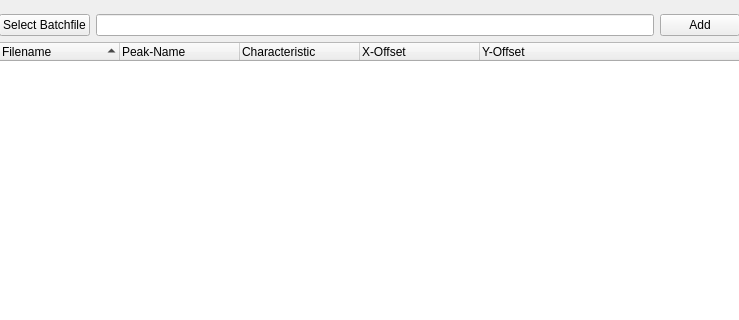
Qt form ui/multi_batch.ui (knipe1/oes-spa) before a commit; both pictures show x 0 to 739 and y 0 to 320 of the 739 by 707 pixel window.
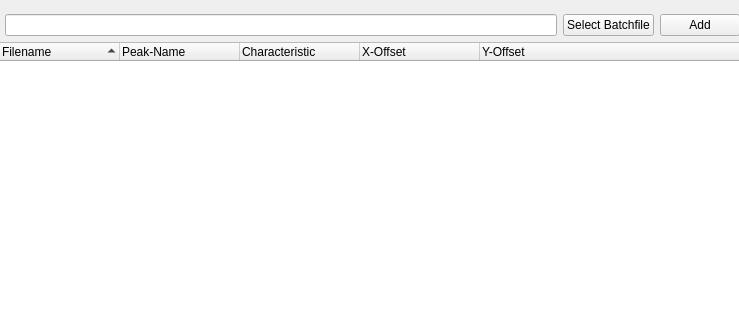
The same form after that commit. Custom widgets are drawn as their Qt base class.

Patch:
```diff
--- a/ui/multi_batch.ui
+++ b/ui/multi_batch.ui
@@ -23,7 +23,7 @@
     </rect>
    </property>
    <layout class="QGridLayout" name="gridLayout">
-    <item row="2" column="0" colspan="3">
+    <item row="2" column="0" colspan="4">
      <widget class="MatplotlibWidget" name="mplBatch" native="true">
       <property name="sizePolicy">
        <sizepolicy hsizetype="Expanding" vsizetype="Expanding">
@@ -48,21 +48,14 @@
     <item row="0" column="1">
      <widget class="QLineEdit" name="foutBatchfile"/>
     </item>
-    <item row="0" column="2">
+    <item row="0" column="3">
      <widget class="QPushButton" name="btnAddBatchfile">
       <property name="text">
        <string>Add</string>
       </property>
      </widget>
     </item>
-    <item row="0" column="0">
-     <widget class="QPushButton" name="btnSelectBatchfile">
-      <property name="text">
-       <string>Select Batchfile</string>
-      </property>
-     </widget>
-    </item>
-    <item row="1" column="0" colspan="3">
+    <item row="1" column="0" colspan="4">
      <widget class="TreeWidget" name="batchlist">
       <property name="sizePolicy">
        <sizepolicy hsizetype="Expanding" vsizetype="Expanding">
@@ -112,6 +105,13 @@
       </column>
      </widget>
     </item>
+    <item row="0" column="2">
+     <widget class="QPushButton" name="btnSelectBatchfile">
+      <property name="text">
+       <string>Select Batchfile</string>
+      </property>
+     </widget>
+    </item>
    </layout>
   </widget>
  </widget>
```
